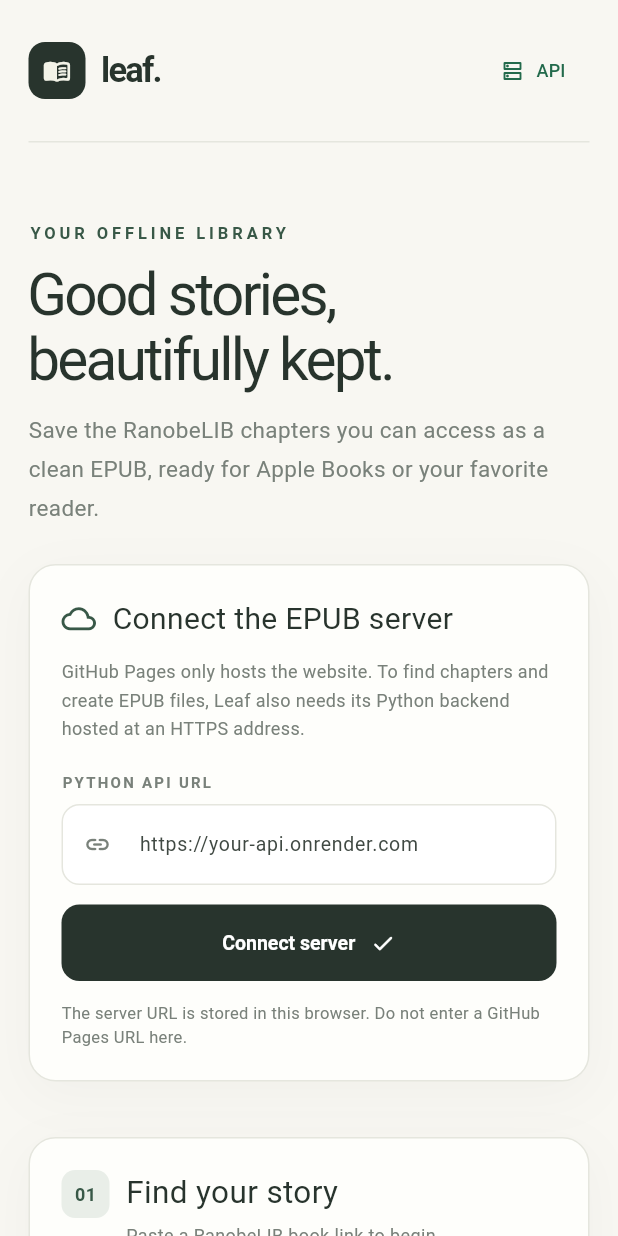
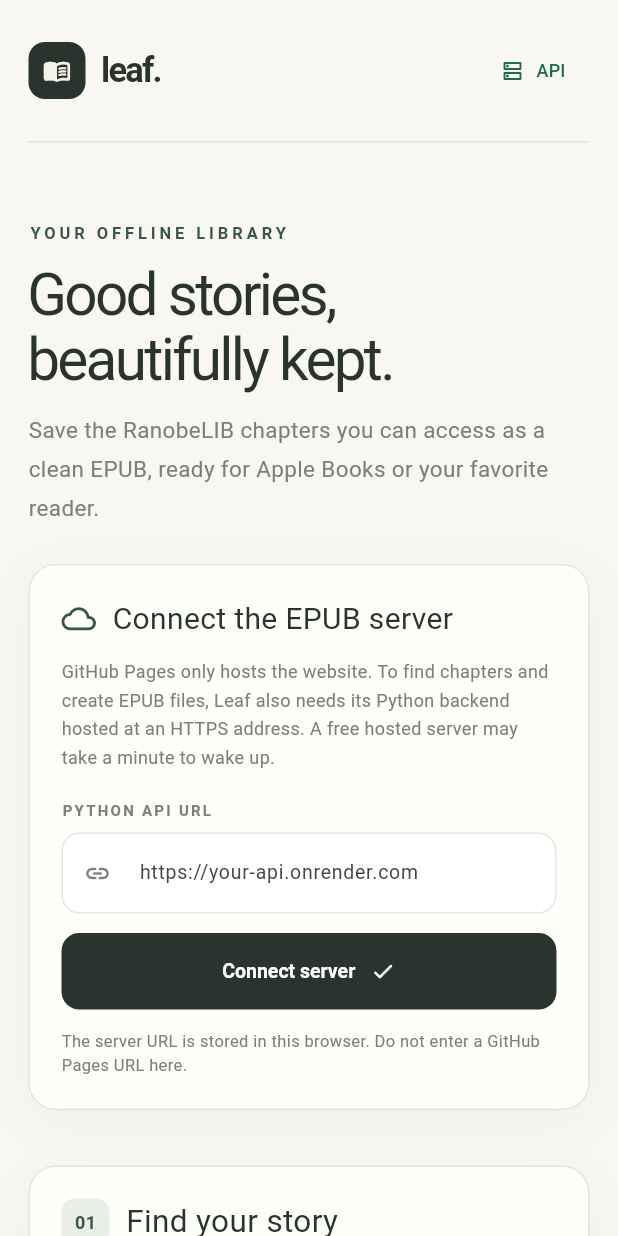
Before and after one commit to alex00Pirotskyi/leaf-ranobelib, a Flutter app: the screen it shows after launch, after a tap on "API", on a phone screen of 412 x 824 dp. Run offline on Flutter 3.47's test engine with Material 3 defaults, Android fonts, the phone set to English and light mode, and no system bars; missing offline and left inert: dart:html; Roboto replaces fonts that are missing (Georgia).

Commit message:
fix: allow Render free backend cold starts during connection check

```diff
--- a/flutter_app/lib/main.dart
+++ b/flutter_app/lib/main.dart
@@ -200,7 +200,7 @@ class LeafApi {
   }
 
   Future<void> verifyBackend() async {
-    final response = await _client.get(uri('/api/health')).timeout(const Duration(seconds: 15));
+    final response = await _client.get(uri('/api/health')).timeout(const Duration(seconds: 100));
     final result = _decode(response);
     if (result['status'] != 'ok') {
       throw Exception('This server is not a working Leaf API.');
@@ -514,7 +514,7 @@ class _ReaderHomeState extends State<ReaderHome> {
       const SizedBox(height: 11),
       const Text(
         'GitHub Pages only hosts the website. To find chapters and create EPUB files, '
-        'Leaf also needs its Python backend hosted at an HTTPS address.',
+        'Leaf also needs its Python backend hosted at an HTTPS address. A free hosted server may take a minute to wake up.',
         style: TextStyle(color: _muted, fontSize: 12, height: 1.6),
       ),
       const SizedBox(height: 19),
```
